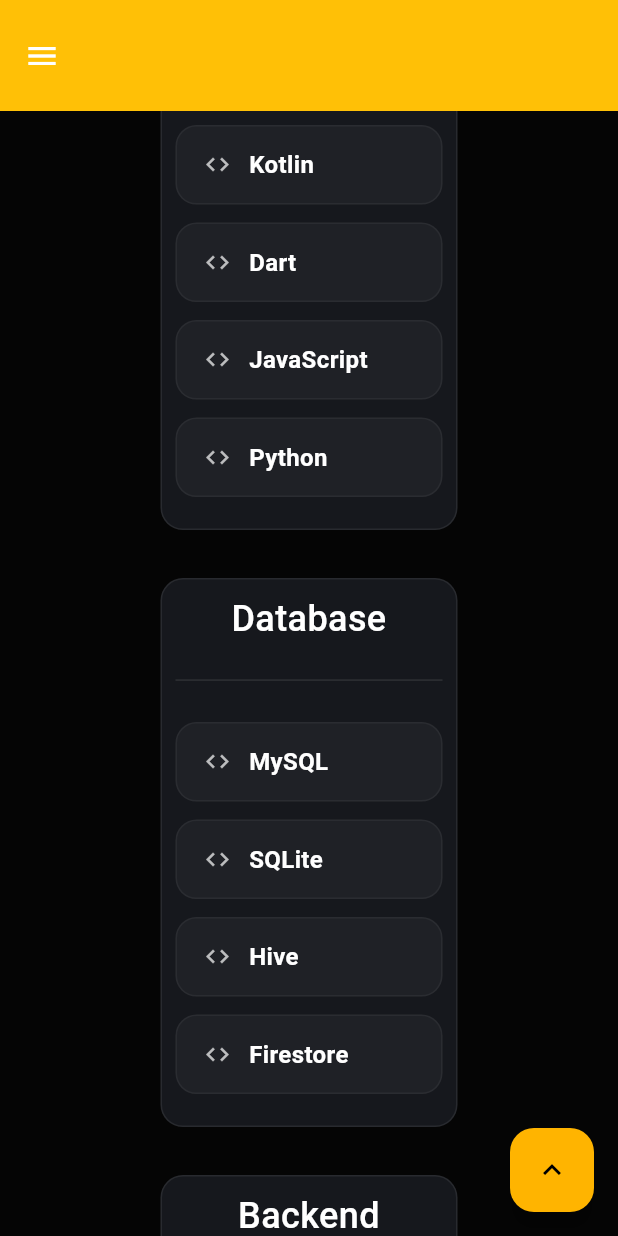
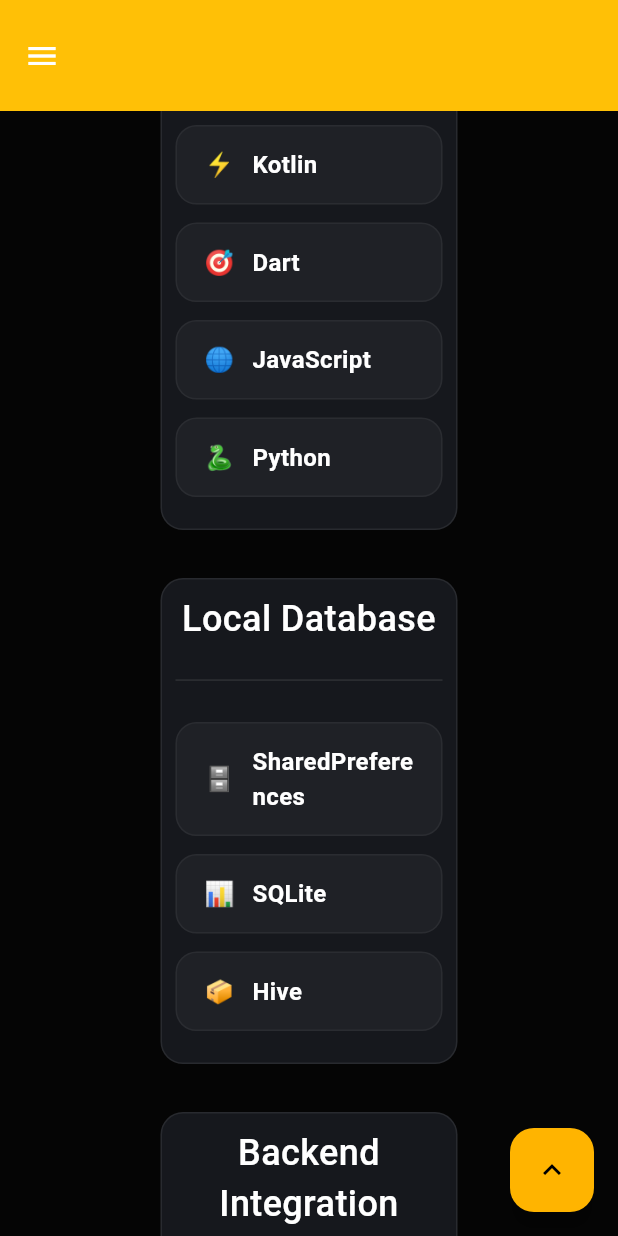
Before and after one commit to mhossain11/protfolio_app, a Flutter app: the screen it shows after launch, scrolled down 2880 dp, on a phone screen of 412 x 824 dp. Run offline on Flutter 3.47's test engine with Material 3 defaults, Android fonts, the phone set to English and light mode, and no system bars; our stand-ins replace get, lottie; network calls fail.

Commit message:
emoji added

```diff
--- a/lib/data/models/skill_model.dart
+++ b/lib/data/models/skill_model.dart
@@ -1,10 +1,12 @@
 class SkillModel {
-  const SkillModel({
+  const SkillModel( {
     required this.name,
+    this.emoji ="",
     required this.category,
     required this.percent,
   });
   final String name;
+  final String? emoji;
   final String category;
   final double percent;
 }
--- a/lib/data/repositories/portfolio_repository.dart
+++ b/lib/data/repositories/portfolio_repository.dart
@@ -13,40 +13,35 @@
   ];
 
   List<SkillModel> skills = const [
-    SkillModel(name: 'Kotlin', category: 'Languages', percent: .94),
-    SkillModel(name: 'Dart', category: 'Languages', percent: .94),
-    SkillModel(name: 'JavaScript', category: 'Languages', percent: .94),
-    SkillModel(name: 'Python', category: 'Languages', percent: .94),
+    SkillModel(name: 'Kotlin',emoji:"⚡", category: 'Languages', percent: .94),
+    SkillModel(name: 'Dart',emoji: "🎯", category: 'Languages', percent: .94),
+    SkillModel(name: 'JavaScript',emoji: "🌐", category: 'Languages', percent: .94),
+    SkillModel(name: 'Python',emoji: "🐍", category: 'Languages', percent: .94),
 
-    SkillModel(name: 'MySQL', category: 'Database', percent: .82),
-    SkillModel(name: 'SQLite', category: 'Database', percent: .84),
-    SkillModel(name: 'Hive', category: 'Database', percent: .78),
-    SkillModel(name: 'Firestore', category: 'Database', percent: .80),
+    SkillModel(name: 'SharedPreferences',emoji: "🗄️", category: 'Local Database', percent: .82),
+    SkillModel(name: 'SQLite',emoji: "📊", category: 'Local Database', percent: .84),
+    SkillModel(name: 'Hive',emoji: "📦", category: 'Local Database', percent: .78),
 
-    SkillModel(name: 'Django', category: 'Backend Integration', percent: .94),
-    SkillModel(name: 'Node.js', category: 'Backend Integration', percent: .94),
-    SkillModel(name: 'Firebase', category: 'Backend Integration', percent: .94),
+    SkillModel(name: 'Django', emoji: '🎯', category: 'Backend Integration', percent: .94),
+    SkillModel(name: 'Node.js', emoji: '🟢', category: 'Backend Integration', percent: .94),
+    SkillModel(name: 'Firebase', emoji: '🔥', category: 'Backend Integration', percent: .94),
 
+    SkillModel(name: 'Flutter', emoji: '💙', category: 'Mobile Development', percent: .94),
+    SkillModel(name: 'Android Studio', emoji: '🤖', category: 'Mobile Development', percent: .94),
+    SkillModel(name: 'SQLite', emoji: '🗄️', category: 'Mobile Development', percent: .94),
+    SkillModel(name: 'Responsive Design', emoji: '📱', category: 'Mobile Development', percent: .94),
+    SkillModel(name: 'UI/UX Design', emoji: '🎨', category: 'Mobile Development', percent: .94),
 
-    SkillModel(name: 'Flutter', category: 'Mobile Development', percent: .94),
-    SkillModel(name: 'Android Studio', category: 'Mobile Development', percent: .94),
-    SkillModel(name: 'SQLite', category: 'Mobile Development', percent: .94),
-    SkillModel(name: 'Responsive Design', category: 'Mobile Development', percent: .94),
-    SkillModel(name: 'UI/UX Design', category: 'Mobile Development', percent: .94),
+    SkillModel(name: 'Python', emoji:"🐍", category: 'Data Analytics', percent: .72),
+    SkillModel(name: 'Statistics', emoji: '📊', category: 'Data Analytics', percent: .70),
+    SkillModel(name: 'Pandas', emoji: '🐼', category: 'Data Analytics', percent: .68),
+    SkillModel(name: 'NumPy', emoji: '🔢', category: 'Data Analytics', percent: .66),
+    SkillModel(name: 'Power BI', emoji: '📈', category: 'Data Analytics', percent: .64),
 
-
-    SkillModel(name: 'Android Studio', category: 'Tools', percent: .90),
-    SkillModel(name: 'VS Code', category: 'Tools', percent: .92),
-    SkillModel(name: 'Git', category: 'Tools', percent: .88),
-    SkillModel(name: 'GitHub', category: 'Tools', percent: .86),
-    SkillModel(name: 'Postman', category: 'Tools', percent: .84),
-
-
-    SkillModel(name: 'Python', category: 'Data Analytics', percent: .72),
-    SkillModel(name: 'Statistics', category: 'Data Analytics', percent: .70),
-    SkillModel(name: 'Pandas', category: 'Data Analytics', percent: .68),
-    SkillModel(name: 'NumPy', category: 'Data Analytics', percent: .66),
-    SkillModel(name: 'Power BI', category: 'Data Analytics', percent: .64),
+    SkillModel(name: 'Android Studio', emoji: '📱', category: 'Tools', percent: .90),
+    SkillModel(name: 'VS Code', emoji: '🔧', category: 'Tools', percent: .92),
+    SkillModel(name: 'Git/GitHub', emoji: '📚', category: 'Tools', percent: .88),
+    SkillModel(name: 'Postman', emoji: '📮', category: 'Tools', percent: .84),
   ];
 
   List<ExperienceModel> experiences = const [
--- a/lib/features/skills/views/widget/skillCategoryCard.dart
+++ b/lib/features/skills/views/widget/skillCategoryCard.dart
@@ -79,6 +79,7 @@
                       padding: const EdgeInsets.only(bottom: 12),
                       child: SkillTile(
                         skillName: skill.name,
+                        skillIcon: skill.emoji,
                       ),
                     ),
                   ),
--- a/lib/features/skills/views/widget/skillTile.dart
+++ b/lib/features/skills/views/widget/skillTile.dart
@@ -3,10 +3,12 @@
 
 class SkillTile extends StatelessWidget {
   final String skillName;
+  final String? skillIcon;
 
   SkillTile({
     super.key,
     required this.skillName,
+    this.skillIcon ="",
   });
 
   final RxBool isHover = false.obs;
@@ -48,12 +50,15 @@
           ),
           child: Row(
             children: [
-              Icon(
-                Icons.code,
-                color: isHover.value
-                    ? Colors.amber
-                    : Colors.white70,
-                size: 18,
+              Text(
+                skillIcon!,
+                style: TextStyle(
+                  fontSize: 16,
+                  fontWeight: FontWeight.w600,
+                  color: isHover.value
+                      ? Colors.amber
+                      : Colors.white,
+                ),
               ),
 
               const SizedBox(width: 12),
```
